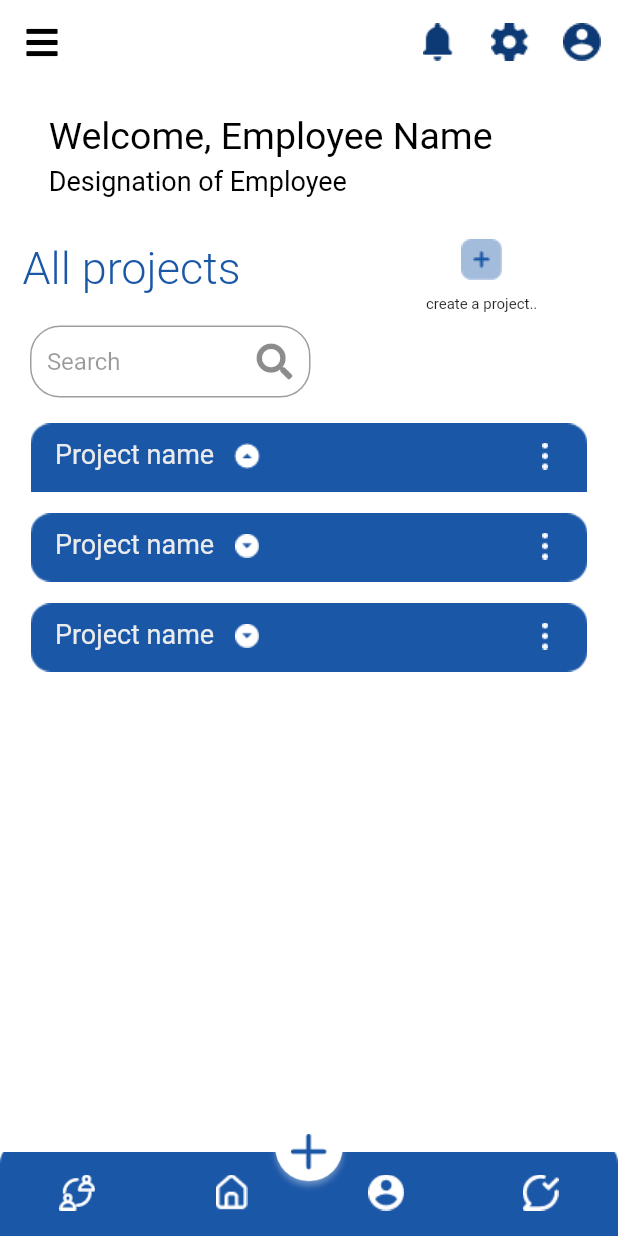
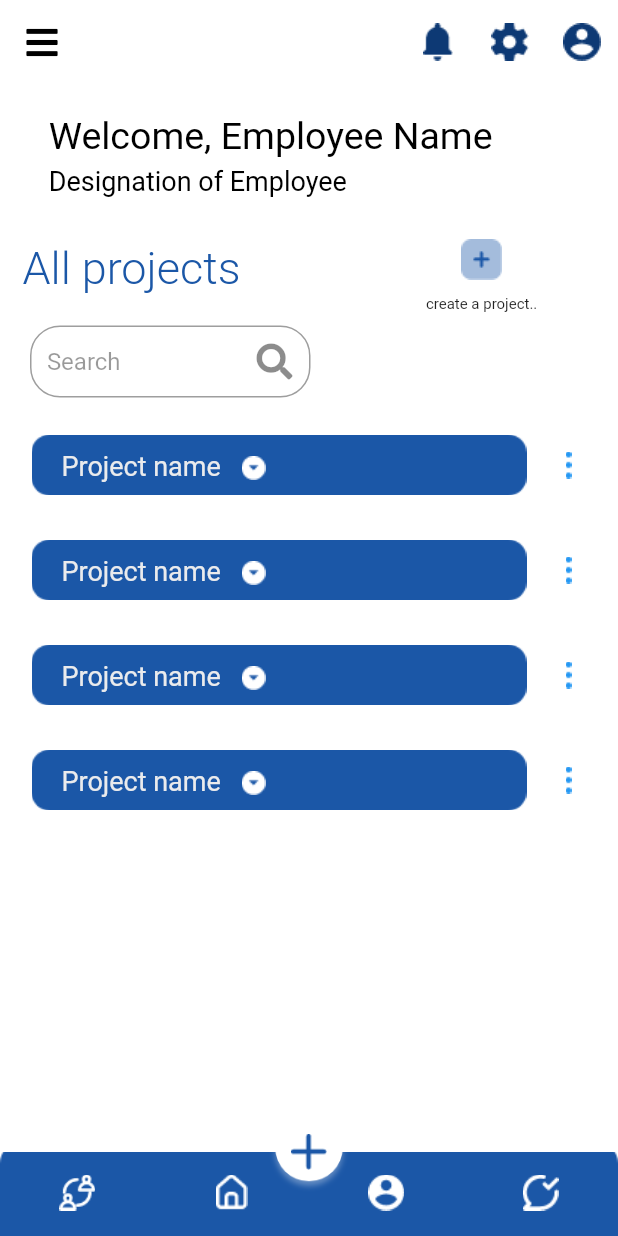
Before and after one commit to Mrashoo24/revoo, a Flutter app: the screen it shows after launch, on a phone screen of 412 x 824 dp. Run offline on Flutter 3.47's test engine with Material 2 defaults, Android fonts, the light colour scheme and no system bars; our stand-ins replace font_awesome_flutter, get; Roboto replaces fonts that are missing (Neue Haas Grotesk Display Pro, Regular).

Commit message:
update some widget..

```diff
--- a/lib/Widgets/projectNameinprofile.dart
+++ b/lib/Widgets/projectNameinprofile.dart
@@ -17,6 +17,7 @@ class projectNameinprofile extends StatelessWidget {
   Widget build(BuildContext context) {
     // TODO: implement build
     return Container(
+      padding: EdgeInsets.symmetric(horizontal: 20,vertical: 20),
         width: Get.width * 0.9,
         height: 60,
         decoration: BoxDecoration(
@@ -29,15 +30,8 @@ class projectNameinprofile extends StatelessWidget {
             fit: BoxFit.fitWidth,
           ),
         ),
-        child: ExpansionTile(
-            trailing: GestureDetector(
-              onTap: () {},
-              child: ImageIcon(
-                AssetImage('asset/threedots.png'),
-                color: Colors.white,
-              ),
-            ),
-            title: Wrap(
+
+        child: Wrap(
               children: [
                 Text(
                   '${projectName}',
@@ -64,33 +58,34 @@ class projectNameinprofile extends StatelessWidget {
                 ),
               ],
             ),
-            children: [
-              Card(
-                    color: Colors.black,
-                    child: Row(
-                      mainAxisAlignment: MainAxisAlignment.start,
-                      crossAxisAlignment: CrossAxisAlignment.center,
-                      children: [
-                        Column(
-                          mainAxisAlignment: MainAxisAlignment.start,
-                          mainAxisSize: MainAxisSize.min,
-                          children: [
-                            Text('Type'),
-                            Text('Team'),
-                            Text('Status'),
-                            Text('Lead'),
-                            Text('DeadLine'),
-                          ],
-                        ),
-                        Column(children: [
-                          Text('Type'),
-                          Text('Team'),
-                          Text('Status'),
-                          Text('Lead'),
-                          Text('DeadLine'),
-                        ]),
-                      ],
-                    )),
-            ]));
+            // children: [
+            //   Card(
+            //         color: Colors.black,
+            //         child: Row(
+            //           mainAxisAlignment: MainAxisAlignment.start,
+            //           crossAxisAlignment: CrossAxisAlignment.center,
+            //           children: [
+            //             Column(
+            //               mainAxisAlignment: MainAxisAlignment.start,
+            //               mainAxisSize: MainAxisSize.min,
+            //               children: [
+            //                 Text('Type'),
+            //                 Text('Team'),
+            //                 Text('Status'),
+            //                 Text('Lead'),
+            //                 Text('DeadLine'),
+            //               ],
+            //             ),
+            //             Column(children: [
+            //               Text('Type'),
+            //               Text('Team'),
+            //               Text('Status'),
+            //               Text('Lead'),
+            //               Text('DeadLine'),
+            //             ]),
+            //           ],
+            //         )),
+            // ]
+    );
   }
 }
--- a/lib/profile/userProjectsProfile.dart
+++ b/lib/profile/userProjectsProfile.dart
@@ -145,21 +145,22 @@ class userprofile extends State<userProjectProfile> {
                     mainAxisAlignment: MainAxisAlignment.start,
                     mainAxisSize: MainAxisSize.min,
                     children: [
-                      GestureDetector(
-                        onTap: () {},
-                        child: projectNameinprofile(selected: true),
-                      ),
-                      GestureDetector(
-                        onTap: () {},
-                        child: projectNameinprofile(selected: selected),
-                      ),
-                      GestureDetector(
-                        onTap: () {selected = true;},
-                        child: projectNameinprofile(selected: selected),
-                      ),
-
-
-
+                      // GestureDetector(
+                      //   onTap: () {},
+                      //   child: projectNameinprofile(selected: true),
+                      // ),
+                      // GestureDetector(
+                      //   onTap: () {},
+                      //   child: projectNameinprofile(selected: selected),
+                      // ),
+                      // GestureDetector(
+                      //   onTap: () {selected = true;},
+                      //   child: projectNameinprofile(selected: selected),
+                      // ),
+                      buildContent(context),
+                      buildContent(context),
+                      buildContent(context),
+                      buildContent(context),
                     ],
                   )
                 ],
@@ -190,6 +191,28 @@ class userprofile extends State<userProjectProfile> {
           )),
     );
   }
+
+  Widget buildContent(BuildContext context){
+    return ExpansionTile(
+      expandedAlignment: Alignment.center,
+        title:  projectNameinprofile(selected: false),
+      trailing: GestureDetector(
+        onTap: () {},
+        child: ImageIcon(
+          AssetImage('asset/threedots.png'),
+          color: Colors.blue,
+        ),
+      ),
+      children: [
+        ContentElements(),
+        ContentElements(),
+        ContentElementsforStatus(),
+        ContentElements(),
+        ContentElements(),
+      ],
+    );
+  }
+
 }
 
 AppBar _buildappBar() {
@@ -260,3 +283,89 @@ Widget _bottomNevigationBar() {
             ]),
       ));
 }
+//
+// class Contents {
+//   final Widget entry;
+//   Contents({required this.entry});
+// }
+
+// final List<Contents> data = <Contents>[
+//   Contents(
+//       entry: ContentElements()
+//   ),
+//
+//   Contents(
+//       entry: ContentElements()
+//   ),
+//   Contents(
+//       entry: ContentElements()
+//   ),
+//   Contents(
+//       entry: ContentElements()
+//   ),
+// ];
+
+Widget ContentElements (){
+  return Container(
+    padding : EdgeInsets.symmetric(horizontal: 30,vertical: 0),
+    color: Colors.grey.withOpacity(0.3),
+    child:
+        Wrap(
+          spacing: 50,
+          runSpacing: 10,
+          alignment: WrapAlignment.center,
+          children: [
+            Text(' Type '),
+            Text('Front-end Development project'),
+            SizedBox(width: Get.width,child:Divider(thickness: 1,color: Colors.blueAccent,) ,)
+          ],
+        ),
+    );
+}
+
+
+Widget ContentElementsforStatus (){
+  return Container(
+    padding : EdgeInsets.symmetric(horizontal: 30,vertical: 0),
+    color: Colors.grey.withOpacity(0.3),
+    child:
+    Wrap(
+      spacing: 80,
+      runSpacing: 10,
+      alignment: WrapAlignment.spaceEvenly,
+      children: [
+        Text(' Status '),
+        Column(
+          crossAxisAlignment: CrossAxisAlignment.start,
+          children: [
+            Text('Review'),
+            GestureDetector(
+              onTap: (){Marked(true);},
+              onDoubleTap: (){Marked(false);},
+              child: Wrap(
+                spacing: 20,
+                children: [
+                  Text("Marked complete"),
+                  Marked(false),
+                ],
+              ),
+            ),
+          ],
+        ),
+        SizedBox(width: Get.width,
+          child:Divider(thickness: 1,color: Colors.blueAccent,) ,)
+      ],
+    ),
+  );
+}
+
+Widget Marked(bool value){
+  return Container(
+    height: 10,
+    width: 10,
+    color: value ? Colors.blue : Colors.white,
+    // decoration: BoxDecoration(
+    //   border: Border.all(color: Colors.blue)
+    // ),
+  );
+}
```
